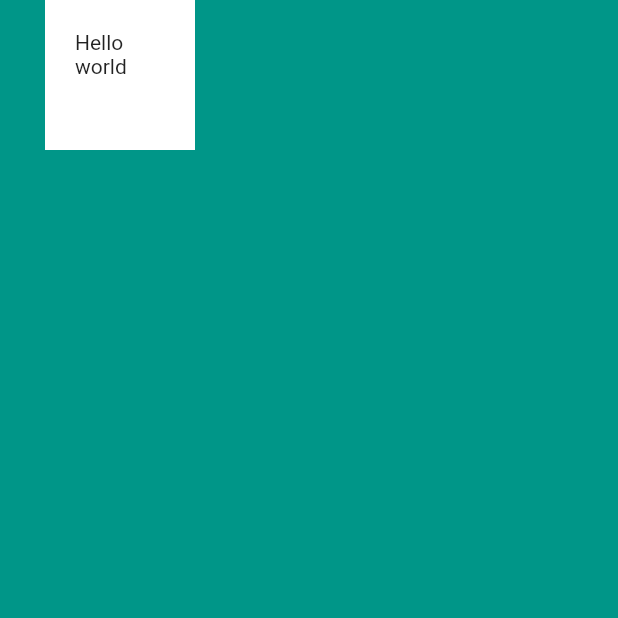
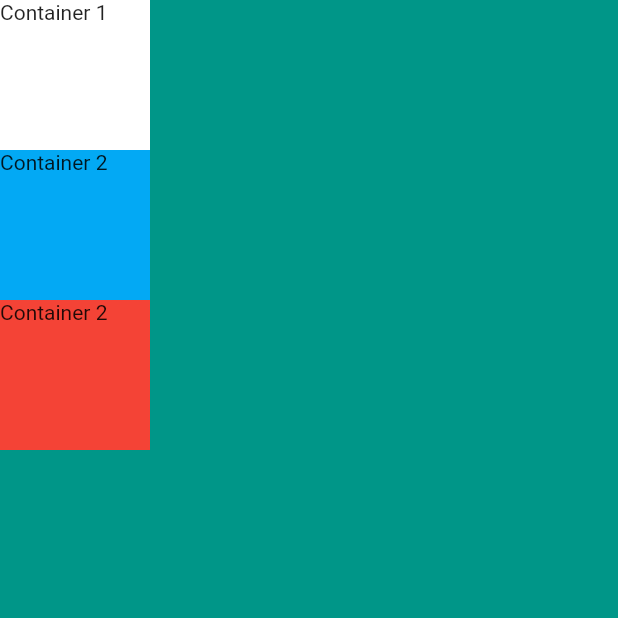
Before and after one commit to erwinmacaraig/learning-flutter-two, a Flutter app: the screen it shows after launch, on a phone screen of 412 x 824 dp, the top half of it. Run offline on Flutter 3.47's test engine with Material 2 defaults, Android fonts, the phone set to English and light mode, and no system bars.

Commit message:
experimenting on Column Widget

```diff
--- a/lib/main.dart
+++ b/lib/main.dart
@@ -13,13 +13,27 @@
       home: Scaffold(
         backgroundColor: Colors.teal,
         body: SafeArea(
-          child: Container(
-            color: Colors.white,
-            height: 100.0,
-            width: 100.0,
-            margin: EdgeInsets.only(left: 30.0),
-            padding: EdgeInsets.all(20.0),
-            child: const Text("Hello world"),
+          child: Column(
+            children: [
+              Container(
+                color: Colors.white,
+                height: 100.0,
+                width: 100.0,
+                child: const Text("Container 1"),
+              ),
+              Container(
+                color: Colors.lightBlue,
+                height: 100.0,
+                width: 100.0,
+                child: const Text("Container 2"),
+              ),
+              Container(
+                color: Colors.red,
+                height: 100.0,
+                width: 100.0,
+                child: const Text("Container 2"),
+              ),
+            ],
           ),
         ),
       ),
```
